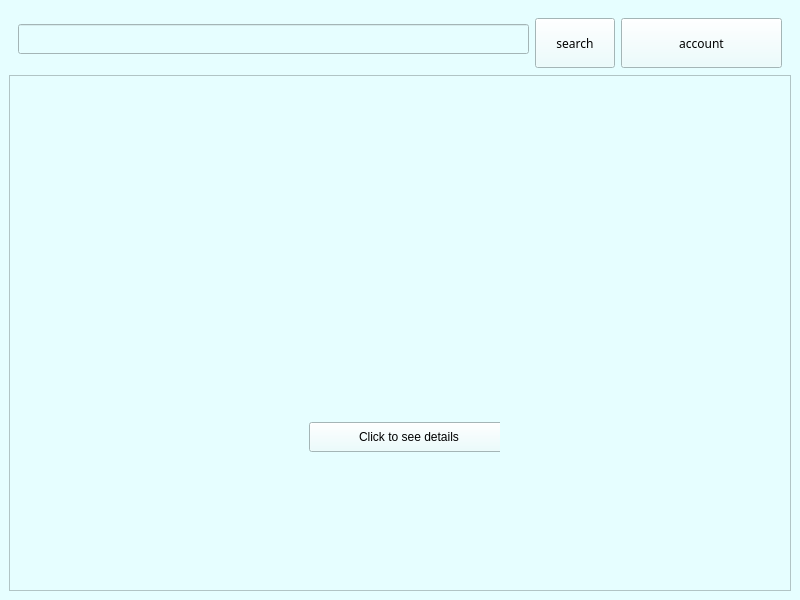
chaunamthong2015-ui/PTA39-SPCK, file ui/home.ui: the form before one commit.
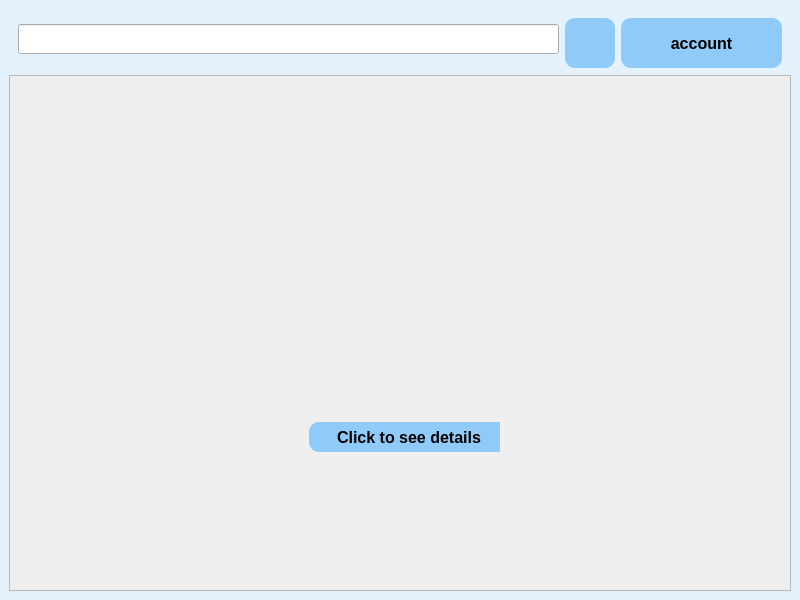
The form after the commit. Icons and pictures are not drawn.

Patch:
```diff
--- a/ui/home.ui
+++ b/ui/home.ui
@@ -27,10 +27,30 @@
   </property>
   <widget class="QWidget" name="centralwidget">
    <property name="styleSheet">
-    <string notr="true">background-color: #e6feff ;
-color: #000000 ;</string>
+    <string notr="true">#centralwidget {
+	background: #E3F2FD
+}
+
+
+
+QPushButton {
+	width: 50px;
+	height: 50px;
+	background: #90CAF9;
+	color: black;
+	font-weight: 700;
+	font-size: 16px;
+	border: none;
+	border-radius: 10px;
+}
+
+QPushButton:hover {
+	background: #2196F3;
+}
+
+</string>
    </property>
-   <layout class="QVBoxLayout" name="verticalLayout_2">
+   <layout class="QVBoxLayout" name="verticalLayout_3">
     <item>
      <widget class="QWidget" name="widget_2" native="true">
       <property name="minimumSize">
@@ -72,11 +92,13 @@
          </property>
          <property name="font">
           <font>
-           <family>Arial Black</family>
+           <pointsize>-1</pointsize>
+           <weight>87</weight>
+           <bold>true</bold>
           </font>
          </property>
          <property name="text">
-          <string>search</string>
+          <string/>
          </property>
          <property name="icon">
           <iconset>
@@ -100,7 +122,9 @@
          </property>
          <property name="font">
           <font>
-           <family>Arial Black</family>
+           <pointsize>-1</pointsize>
+           <weight>87</weight>
+           <bold>true</bold>
           </font>
          </property>
          <property name="text">
@@ -129,8 +153,8 @@
          <height>509</height>
         </rect>
        </property>
-       <layout class="QGridLayout" name="gridLayout">
-        <item row="1" column="0">
+       <layout class="QHBoxLayout" name="horizontalLayout_2">
+        <item>
          <widget class="QWidget" name="widget" native="true">
           <property name="maximumSize">
            <size>
@@ -138,7 +162,7 @@
             <height>260</height>
            </size>
           </property>
-          <layout class="QVBoxLayout" name="verticalLayout">
+          <layout class="QVBoxLayout" name="verticalLayout_2">
            <item>
             <widget class="QLabel" name="label">
              <property name="minimumSize">
```
